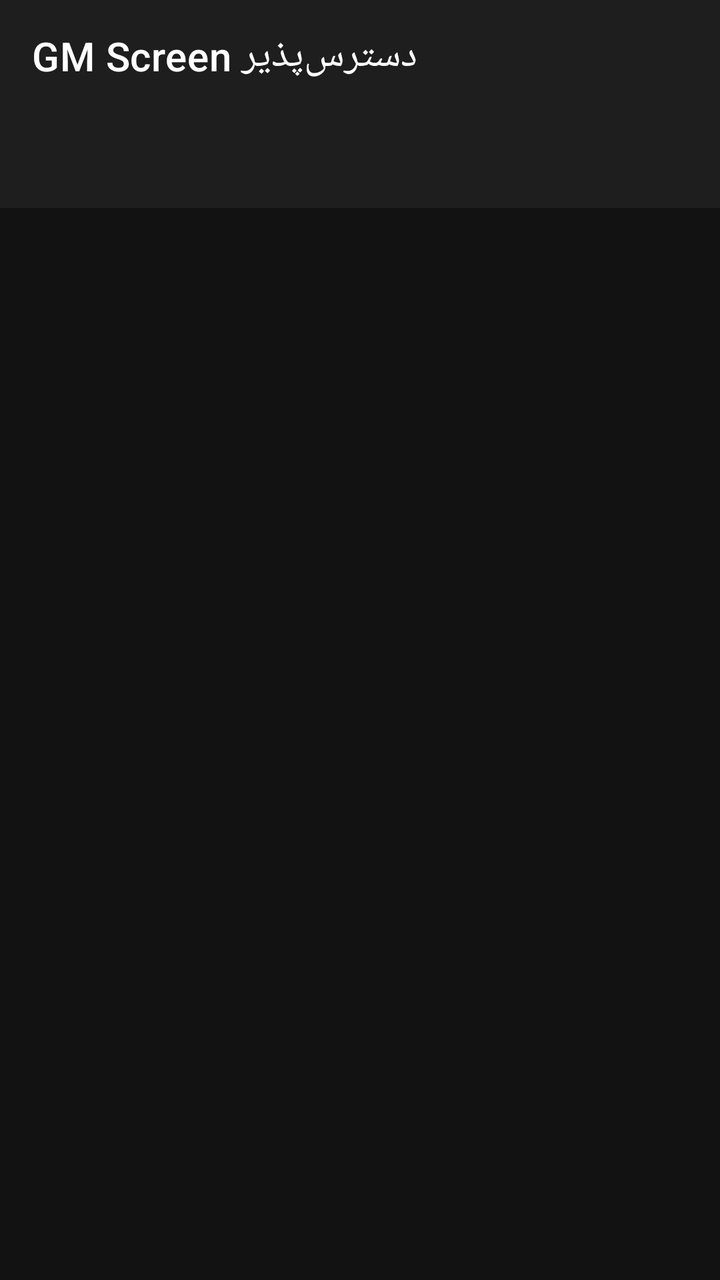
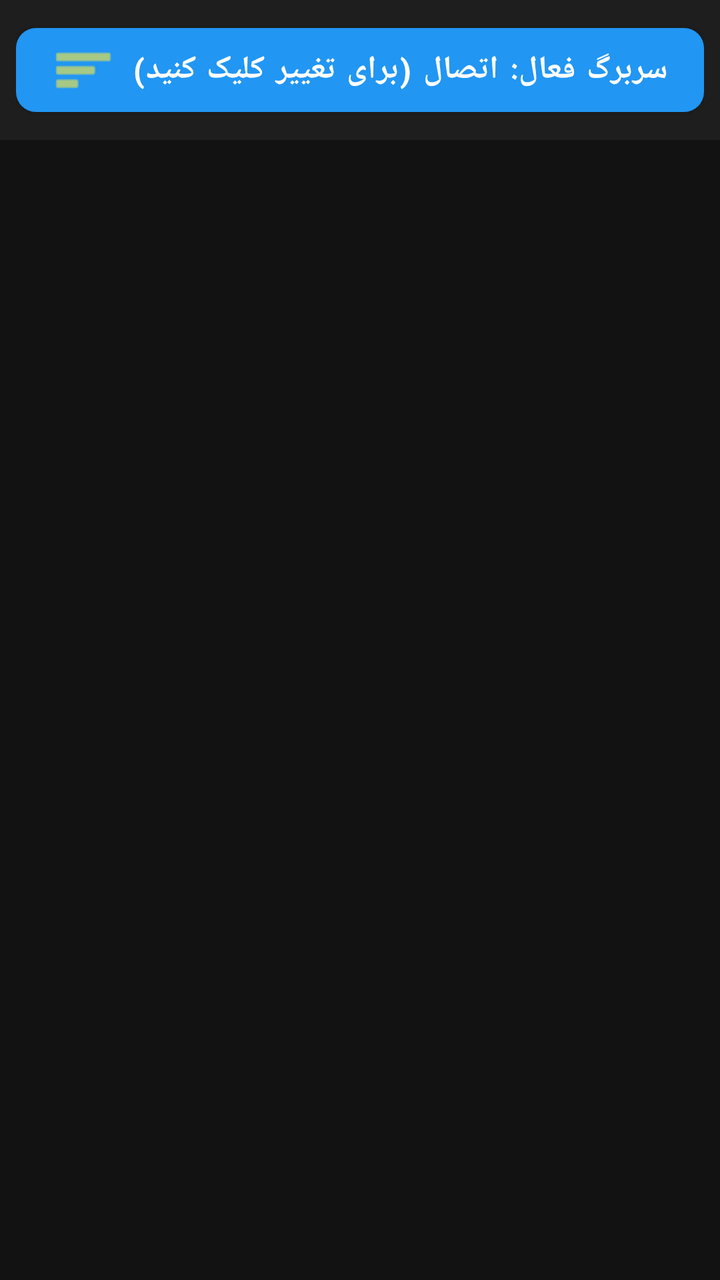

Screens rendered from an Android XML layout before and after an edit, with the pre-edit source and the edit as a unified diff.
<!-- AndroidManifest.xml: application theme Theme.GMScreenAccessible -->
<!-- res/layout/activity_main.xml -->
<?xml version="1.0" encoding="utf-8"?>
<LinearLayout xmlns:android="http://schemas.android.com/apk/res/android"
    xmlns:app="http://schemas.android.com/apk/res-auto"
    android:layout_width="match_parent"
    android:layout_height="match_parent"
    android:orientation="vertical"
    android:background="@color/dark_bg">

    <com.google.android.material.appbar.MaterialToolbar
        android:id="@+id/topToolbar"
        android:layout_width="match_parent"
        android:layout_height="?attr/actionBarSize"
        android:background="@color/card_bg"
        app:title="@string/app_name"
        app:titleTextColor="@color/text_primary"
        app:subtitleTextColor="@color/text_secondary" />

    <com.google.android.material.tabs.TabLayout
        android:id="@+id/tabLayout"
        android:layout_width="match_parent"
        android:layout_height="wrap_content"
        android:background="@color/card_bg"
        app:tabIndicatorColor="@color/primary"
        app:tabSelectedTextColor="@color/primary"
        app:tabTextColor="@color/text_secondary"
        app:tabMode="fixed"
        app:tabGravity="fill" />

    <androidx.viewpager2.widget.ViewPager2
        android:id="@+id/viewPager"
        android:layout_width="match_parent"
        android:layout_height="0dp"
        android:layout_weight="1" />

</LinearLayout>
<!-- resources referenced by this layout -->
<resources>
  <color name="card_bg">#FF1E1E1E</color>
  <color name="dark_bg">#FF121212</color>
  <color name="primary">#FF2196F3</color>
  <color name="text_primary">#FFFFFFFF</color>
  <color name="text_secondary">#FFB0BEC5</color>
  <string name="app_name">GM Screen دسترس‌پذیر</string>
  <style name="Theme.GMScreenAccessible" parent="Theme.MaterialComponents.DayNight.NoActionBar">
          <item name="colorPrimary">@color/primary</item>
          <item name="colorPrimaryVariant">@color/primary_variant</item>
          <item name="colorOnPrimary">@color/white</item>
          <item name="colorSecondary">@color/secondary</item>
          <item name="android:statusBarColor">@color/dark_bg</item>
          <item name="android:windowBackground">@color/dark_bg</item>
      </style>
  <color name="primary_variant">#FF1976D2</color>
  <color name="white">#FFFFFFFF</color>
  <color name="secondary">#FFFF9800</color>
</resources>

<!-- the commit's change to res/layout/activity_main.xml (unified diff, before → after) -->
@@ -6,26 +6,33 @@
     android:orientation="vertical"
     android:background="@color/dark_bg">
 
-    <com.google.android.material.appbar.MaterialToolbar
-        android:id="@+id/topToolbar"
-        android:layout_width="match_parent"
-        android:layout_height="?attr/actionBarSize"
-        android:background="@color/card_bg"
-        app:title="@string/app_name"
-        app:titleTextColor="@color/text_primary"
-        app:subtitleTextColor="@color/text_secondary" />
-
-    <com.google.android.material.tabs.TabLayout
-        android:id="@+id/tabLayout"
+    
+    <LinearLayout
+        android:id="@+id/headerContainer"
         android:layout_width="match_parent"
         android:layout_height="wrap_content"
+        android:orientation="vertical"
         android:background="@color/card_bg"
-        app:tabIndicatorColor="@color/primary"
-        app:tabSelectedTextColor="@color/primary"
-        app:tabTextColor="@color/text_secondary"
-        app:tabMode="fixed"
-        app:tabGravity="fill" />
+        android:padding="8dp">
 
+        <com.google.android.material.button.MaterialButton
+            android:id="@+id/btnActiveTab"
+            android:layout_width="match_parent"
+            android:layout_height="54dp"
+            android:text="سربرگ فعال: اتصال (برای تغییر کلیک کنید)"
+            android:contentDescription="سربرگ فعال: اتصال. برای تغییر سربرگ دو بار ضربه بزنید"
+            android:textColor="@color/white"
+            android:textSize="16sp"
+            android:textStyle="bold"
+            app:icon="@android:drawable/ic_menu_sort_by_size"
+            app:iconGravity="textStart"
+            app:iconTint="@color/accent_yellow"
+            app:backgroundTint="@color/primary"
+            app:cornerRadius="10dp" />
+
+    </LinearLayout>
+
+    
     <androidx.viewpager2.widget.ViewPager2
         android:id="@+id/viewPager"
         android:layout_width="match_parent"
<!-- resource entries referenced after the edit -->
@@ -1,11 +1,9 @@
 <!-- resources referenced by this layout -->
 <resources>
+  <color name="accent_yellow">#FFFFEB3B</color>
   <color name="card_bg">#FF1E1E1E</color>
   <color name="dark_bg">#FF121212</color>
   <color name="primary">#FF2196F3</color>
-  <color name="text_primary">#FFFFFFFF</color>
-  <color name="text_secondary">#FFB0BEC5</color>
-  <string name="app_name">GM Screen دسترس‌پذیر</string>
   <style name="Theme.GMScreenAccessible" parent="Theme.MaterialComponents.DayNight.NoActionBar">
           <item name="colorPrimary">@color/primary</item>
           <item name="colorPrimaryVariant">@color/primary_variant</item>
